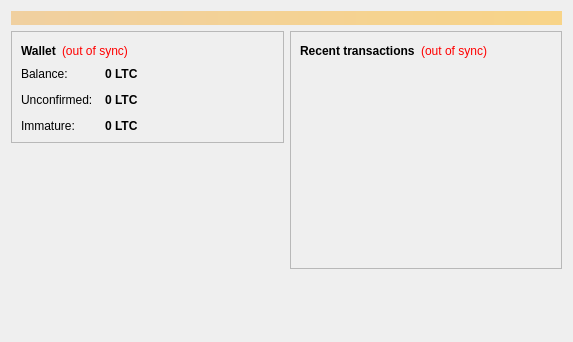
First picture: the form in src/qt/forms/overviewpage.ui, repository ottolevin/testcoin, before the edit.
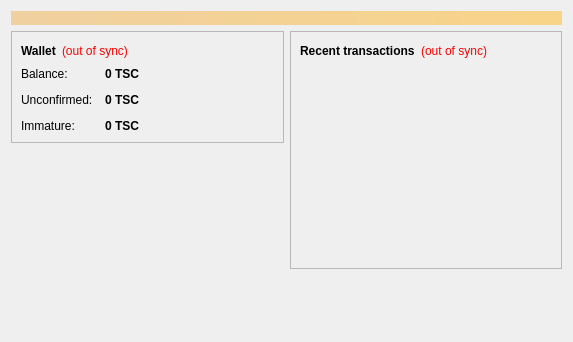
Second picture: the form after the edit.

What changed in the file:
```diff
--- a/src/qt/forms/overviewpage.ui
+++ b/src/qt/forms/overviewpage.ui
@@ -122,7 +122,7 @@
                <string>Your current balance</string>
               </property>
               <property name="text">
-               <string notr="true">0 LTC</string>
+               <string notr="true">0 TSC</string>
               </property>
               <property name="textInteractionFlags">
                <set>Qt::LinksAccessibleByMouse|Qt::TextSelectableByKeyboard|Qt::TextSelectableByMouse</set>
@@ -151,7 +151,7 @@
                <string>Total of transactions that have yet to be confirmed, and do not yet count toward the current balance</string>
               </property>
               <property name="text">
-               <string notr="true">0 LTC</string>
+               <string notr="true">0 TSC</string>
               </property>
               <property name="textInteractionFlags">
                <set>Qt::LinksAccessibleByMouse|Qt::TextSelectableByKeyboard|Qt::TextSelectableByMouse</set>
@@ -177,7 +177,7 @@
                <string>Mined balance that has not yet matured</string>
               </property>
               <property name="text">
-               <string notr="true">0 LTC</string>
+               <string notr="true">0 TSC</string>
               </property>
               <property name="textInteractionFlags">
                <set>Qt::LinksAccessibleByMouse|Qt::TextSelectableByKeyboard|Qt::TextSelectableByMouse</set>
```
